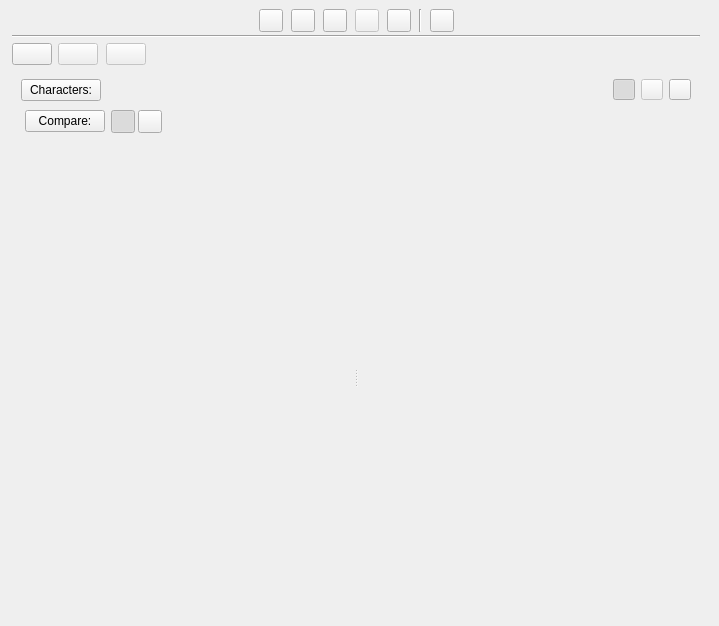
This is ui/characters_view.ui in zkovari/plotlyst as Qt 5 draws it before an edit. The edited form follows.
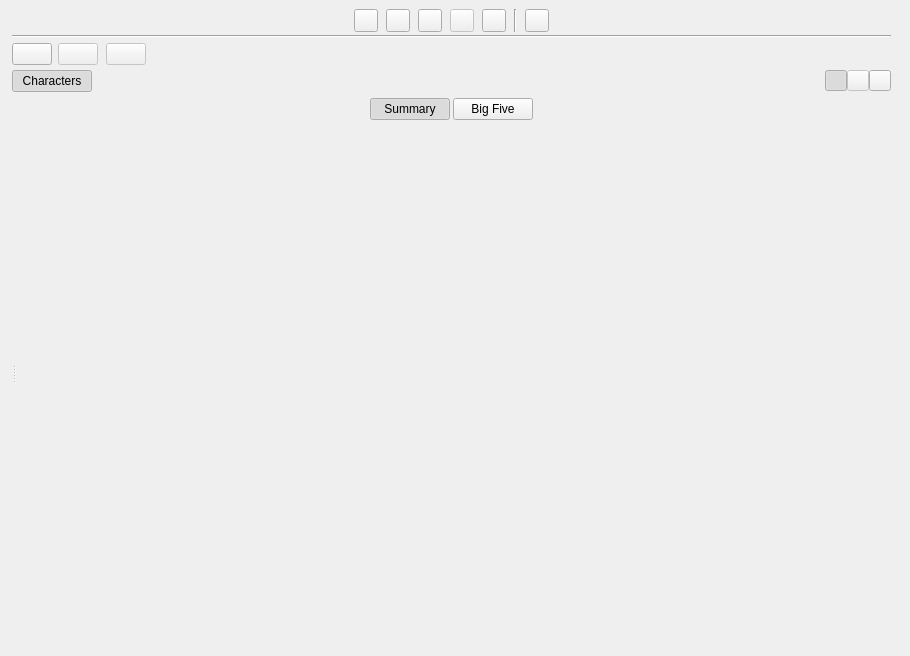
This is the edited form. Custom widgets are drawn as their Qt base class.

```diff
--- a/ui/characters_view.ui
+++ b/ui/characters_view.ui
@@ -6,8 +6,8 @@
    <rect>
     <x>0</x>
     <y>0</y>
-    <width>719</width>
-    <height>626</height>
+    <width>910</width>
+    <height>656</height>
    </rect>
   </property>
   <property name="windowTitle">
@@ -659,13 +659,40 @@
           </layout>
          </widget>
          <widget class="QWidget" name="pageComparison">
-          <layout class="QVBoxLayout" name="verticalLayout_7">
+          <property name="bg" stdset="0">
+           <bool>true</bool>
+          </property>
+          <layout class="QVBoxLayout" name="verticalLayout_11">
+           <property name="spacing">
+            <number>0</number>
+           </property>
+           <property name="leftMargin">
+            <number>0</number>
+           </property>
+           <property name="topMargin">
+            <number>0</number>
+           </property>
+           <property name="rightMargin">
+            <number>0</number>
+           </property>
+           <property name="bottomMargin">
+            <number>0</number>
+           </property>
            <item>
             <layout class="QHBoxLayout" name="horizontalLayout_6">
              <item>
               <widget class="QPushButton" name="btnCharactersToggle">
                <property name="text">
-                <string>Characters:</string>
+                <string>Characters</string>
+               </property>
+               <property name="checkable">
+                <bool>true</bool>
+               </property>
+               <property name="checked">
+                <bool>true</bool>
+               </property>
+               <property name="base" stdset="0">
+                <bool>true</bool>
                </property>
               </widget>
              </item>
@@ -782,20 +809,52 @@
             </layout>
            </item>
            <item>
+            <widget class="QSplitter" name="splitterCompTree">
+             <property name="sizePolicy">
+              <sizepolicy hsizetype="Expanding" vsizetype="Expanding">
+               <horstretch>0</horstretch>
+               <verstretch>0</verstretch>
+              </sizepolicy>
+             </property>
+             <property name="orientation">
+              <enum>Qt::Horizontal</enum>
+             </property>
+             <widget class="QWidget" name="wdgCharactersCompTreeParent" native="true">
+              <layout class="QVBoxLayout" name="verticalLayout_10">
+               <property name="spacing">
+                <number>0</number>
+               </property>
+               <property name="leftMargin">
+                <number>0</number>
+               </property>
+               <property name="topMargin">
+                <number>0</number>
+               </property>
+               <property name="rightMargin">
+                <number>0</number>
+               </property>
+               <property name="bottomMargin">
+                <number>0</number>
+               </property>
+              </layout>
+             </widget>
+             <widget class="QWidget" name="">
+              <layout class="QVBoxLayout" name="verticalLayout_7">
+               <property name="spacing">
+                <number>0</number>
+               </property>
+               <item>
+                <widget class="QWidget" name="wdgCompSelectorsParent" native="true">
+                 <property name="relaxed-white-bg" stdset="0">
+                  <bool>true</bool>
+                 </property>
             <layout class="QHBoxLayout" name="horizontalLayout_7">
              <property name="leftMargin">
               <number>4</number>
              </property>
              <property name="topMargin">
-              <number>3</number>
-             </property>
-             <item>
-              <widget class="QPushButton" name="btnComparisonLabel">
-               <property name="text">
-                <string>Compare:</string>
-               </property>
-              </widget>
-             </item>
+                   <number>6</number>
+                  </property>
              <item>
               <widget class="QWidget" name="wdgComparisonSelectorParent" native="true">
                <property name="sizePolicy">
@@ -821,7 +880,20 @@
                  <number>0</number>
                 </property>
                 <item>
-                 <widget class="QToolButton" name="btnSummaryComparison">
+                      <spacer name="horizontalSpacer_7">
+                       <property name="orientation">
+                        <enum>Qt::Horizontal</enum>
+                       </property>
+                       <property name="sizeHint" stdset="0">
+                        <size>
+                         <width>40</width>
+                         <height>20</height>
+                        </size>
+                       </property>
+                      </spacer>
+                     </item>
+                     <item>
+                      <widget class="QPushButton" name="btnSummaryComparison">
                   <property name="cursor">
                    <cursorShape>PointingHandCursor</cursorShape>
                   </property>
@@ -829,7 +901,7 @@
                    <string>Compare summary</string>
                   </property>
                   <property name="text">
-                   <string/>
+                        <string>Summary</string>
                   </property>
                   <property name="checkable">
                    <bool>true</bool>
@@ -843,7 +915,7 @@
                  </widget>
                 </item>
                 <item>
-                 <widget class="QToolButton" name="btnBigFiveComparison">
+                      <widget class="QPushButton" name="btnBigFiveComparison">
                   <property name="cursor">
                    <cursorShape>PointingHandCursor</cursorShape>
                   </property>
@@ -851,7 +923,7 @@
                    <string>Compare Big Five traits</string>
                   </property>
                   <property name="text">
-                   <string/>
+                        <string>Big Five</string>
                   </property>
                   <property name="checkable">
                    <bool>true</bool>
@@ -881,40 +953,9 @@
               </widget>
              </item>
             </layout>
+                </widget>
            </item>
            <item>
-            <widget class="QSplitter" name="splitterCompTree">
-             <property name="sizePolicy">
-              <sizepolicy hsizetype="Expanding" vsizetype="Expanding">
-               <horstretch>0</horstretch>
-               <verstretch>0</verstretch>
-              </sizepolicy>
-             </property>
-             <property name="orientation">
-              <enum>Qt::Horizontal</enum>
-             </property>
-             <property name="childrenCollapsible">
-              <bool>false</bool>
-             </property>
-             <widget class="QWidget" name="wdgCharactersCompTreeParent" native="true">
-              <layout class="QVBoxLayout" name="verticalLayout_10">
-               <property name="spacing">
-                <number>0</number>
-               </property>
-               <property name="leftMargin">
-                <number>0</number>
-               </property>
-               <property name="topMargin">
-                <number>0</number>
-               </property>
-               <property name="rightMargin">
-                <number>0</number>
-               </property>
-               <property name="bottomMargin">
-                <number>0</number>
-               </property>
-              </layout>
-             </widget>
              <widget class="QScrollArea" name="scrollArea_3">
               <property name="frameShape">
                <enum>QFrame::NoFrame</enum>
@@ -930,10 +971,13 @@
                 <rect>
                  <x>0</x>
                  <y>0</y>
-                 <width>519</width>
-                 <height>468</height>
-                </rect>
-               </property>
+                    <width>313</width>
+                    <height>528</height>
+                   </rect>
+                  </property>
+                  <property name="relaxed-white-bg" stdset="0">
+                   <bool>true</bool>
+                  </property>
                <layout class="QVBoxLayout" name="verticalLayout_8">
                 <property name="spacing">
                  <number>4</number>
@@ -953,6 +997,9 @@
                </layout>
               </widget>
              </widget>
+               </item>
+              </layout>
+             </widget>
             </widget>
            </item>
           </layout>
```
Left out of the diff: 28 changed lines with no effect on the pictures. Lines whose indentation alone changed are shown as unchanged.
